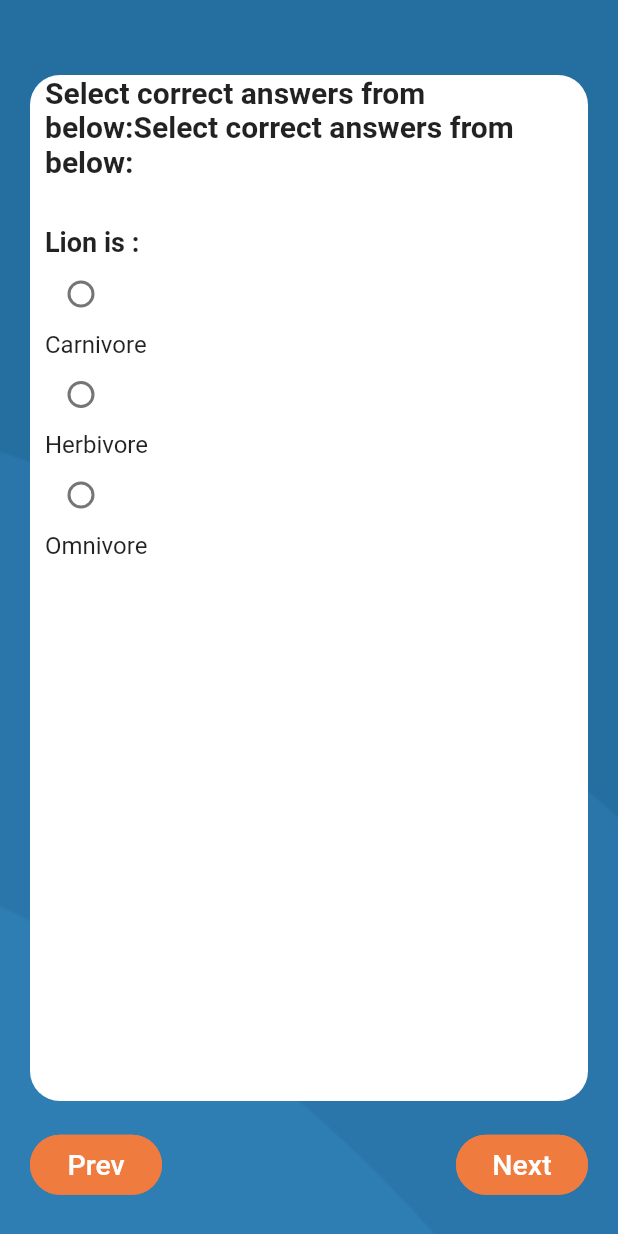
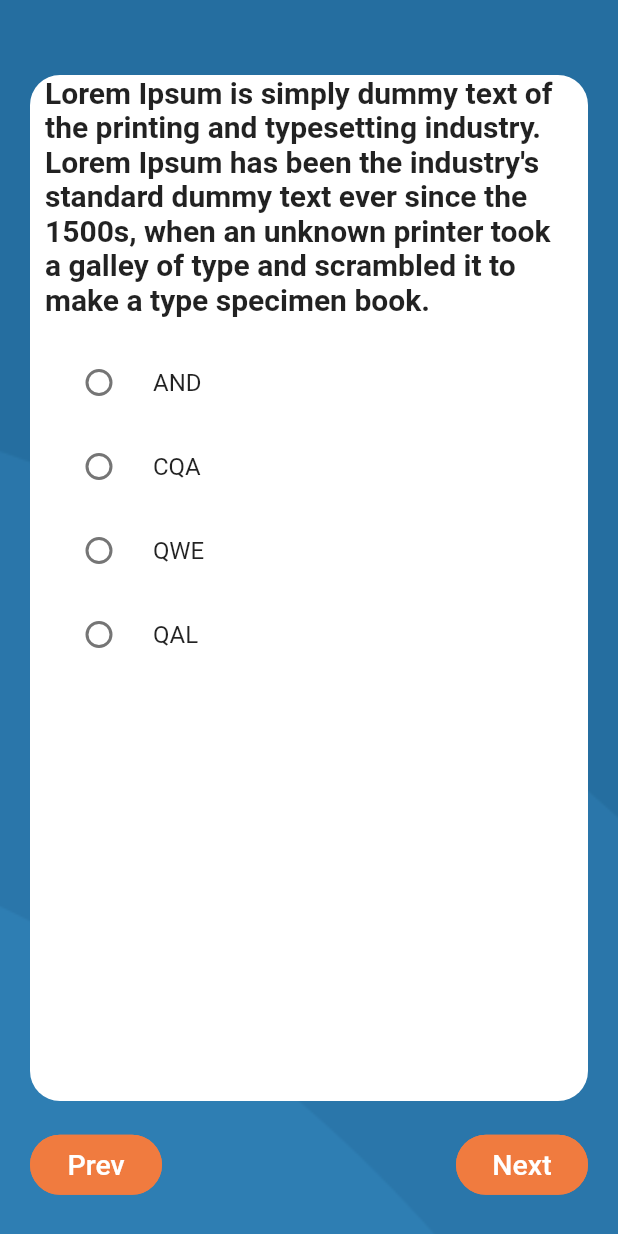
Before and after one commit to syarifhdyt23/surveyqu, a Flutter app: the SurveyDetail screen opened directly, after a tap on "Next", on a phone screen of 412 x 824 dp. Run offline on Flutter 3.47's test engine with Material 2 defaults, Android fonts, the phone set to English and light mode, and no system bars; our stand-ins replace awesome_dialog, flutter_swiper, fluttertoast, liquid_swipe, pin_code_fields, shared_preferences and 1 more; accounts and stored records are empty; network calls fail.

Commit message:
surveydetail

```diff
--- a/lib/survey/surveydetail.dart
+++ b/lib/survey/surveydetail.dart
@@ -1,6 +1,7 @@
 import 'package:flutter/material.dart';
 import 'package:fluttertoast/fluttertoast.dart';
 import 'package:surveyqu/hexacolor.dart';
+import 'package:surveyqu/loading.dart';
 
 class SurveyDetail extends StatefulWidget {
   @override
@@ -9,121 +10,24 @@ class SurveyDetail extends StatefulWidget {
 
 class _SurveyDetailState extends State<SurveyDetail> {
   Size size;
-  int _radioValue1 = -1;
-  int correctScore = 0;
-  int _radioValue2 = -1;
-  int _radioValue3 = -1;
-  int _radioValue4 = -1;
-  int _radioValue5 = -1;
+  String _selection = '';
+  bool start, end;
+  int i;
+  TextEditingController _textanswer = new TextEditingController();
+  List<List<String>> choices = [// 1st qns has 3 choices
+    ["AND", "CQA", "QWE", "QAL"], //3rd qns has 3 choices
+  ];
+  Map<String, bool> values = {
+    'foo': true,
+    'bar': false,
+  };
 
-  void _handleRadioValueChange1(int value) {
-    setState(() {
-      _radioValue1 = value;
-
-      switch (_radioValue1) {
-        case 0:
-          Fluttertoast.showToast(
-              msg: 'Correct !', toastLength: Toast.LENGTH_SHORT);
-          correctScore++;
-          break;
-        case 1:
-          Fluttertoast.showToast(
-              msg: 'Try again !', toastLength: Toast.LENGTH_SHORT);
-          break;
-        case 2:
-          Fluttertoast.showToast(
-              msg: 'Try again !', toastLength: Toast.LENGTH_SHORT);
-          break;
-      }
-    });
-  }
-
-  void _handleRadioValueChange2(int value) {
-    setState(() {
-      _radioValue2 = value;
-
-      switch (_radioValue2) {
-        case 0:
-          Fluttertoast.showToast(
-              msg: 'Try again !', toastLength: Toast.LENGTH_SHORT);
-          break;
-        case 1:
-          Fluttertoast.showToast(
-              msg: 'Correct !', toastLength: Toast.LENGTH_SHORT);
-          correctScore++;
-          break;
-        case 2:
-          Fluttertoast.showToast(
-              msg: 'Try again !', toastLength: Toast.LENGTH_SHORT);
-          break;
-      }
-    });
-  }
-
-  void _handleRadioValueChange3(int value) {
-    setState(() {
-      _radioValue3 = value;
-
-      switch (_radioValue3) {
-        case 0:
-          Fluttertoast.showToast(
-              msg: 'Try again !', toastLength: Toast.LENGTH_SHORT);
-          break;
-        case 1:
-          Fluttertoast.showToast(
-              msg: 'Correct !', toastLength: Toast.LENGTH_SHORT);
-          correctScore++;
-          break;
-        case 2:
-          Fluttertoast.showToast(
-              msg: 'Try again !', toastLength: Toast.LENGTH_SHORT);
-          break;
-      }
-    });
-  }
-
-  void _handleRadioValueChange4(int value) {
-    setState(() {
-      _radioValue4 = value;
-
-      switch (_radioValue4) {
-        case 0:
-          Fluttertoast.showToast(
-              msg: 'Correct !', toastLength: Toast.LENGTH_SHORT);
-          correctScore++;
-          break;
-        case 1:
-          Fluttertoast.showToast(
-              msg: 'Try again !', toastLength: Toast.LENGTH_SHORT);
-          break;
-        case 2:
-          Fluttertoast.showToast(
-              msg: 'Try again !', toastLength: Toast.LENGTH_SHORT);
-          break;
-      }
-    });
-  }
-
-  void _handleRadioValueChange5(int value) {
-    setState(() {
-      _radioValue5 = value;
-
-      switch (_radioValue5) {
-        case 0:
-          Fluttertoast.showToast(
-              msg: 'Try again !', toastLength: Toast.LENGTH_SHORT);
-          break;
-        case 1:
-          Fluttertoast.showToast(
-              msg: 'Try again !', toastLength: Toast.LENGTH_SHORT);
-          break;
-        case 2:
-          Fluttertoast.showToast(
-              msg: 'Correct !', toastLength: Toast.LENGTH_SHORT);
-          correctScore++;
-          break;
-      }
-    });
+  @override
+  void initState() {
+    super.initState();
+    start = true;
+    end = false;
+    i = 0;
   }
 
   @override
@@ -149,68 +53,7 @@ class _SurveyDetailState extends State<SurveyDetail> {
                   margin: EdgeInsets.only(top: 50, left: 20, right: 20, bottom: 90),
                   child: new Container(
                     margin: EdgeInsets.only(left: 10, right: 10),
-                    child: new ListView(
-                        // mainAxisAlignment: MainAxisAlignment.start,
-                        // crossAxisAlignment: CrossAxisAlignment.start,
-                        children: <Widget>[
-                          new Text(
-                            'Select correct answers from below:Select correct answers from below:',
-                            style: new TextStyle(
-                                fontSize: 20.0, fontWeight: FontWeight.bold),
-                          ),
-                          new Padding(
-                            padding: new EdgeInsets.all(8.0),
-                          ),
-                          new Padding(
-                            padding: new EdgeInsets.all(8.0),
-                          ),
-                          new Text(
-                            'Lion is :',
-                            style: new TextStyle(
-                              fontWeight: FontWeight.bold,
-                              fontSize: 18.0,
-                            ),
-                          ),
-                          new Column(
-                            mainAxisAlignment: MainAxisAlignment.start,
-                            crossAxisAlignment: CrossAxisAlignment.start,
-                            children: <Widget>[
-                              new Radio(
-                                value: 0,
-                                groupValue: _radioValue1,
-                                onChanged: _handleRadioValueChange1,
-                              ),
-                              new Text(
-                                'Carnivore',
-                                style: new TextStyle(fontSize: 16.0),
-                              ),
-                              new Radio(
-                                value: 1,
-                                groupValue: _radioValue1,
-                                onChanged: _handleRadioValueChange1,
-                              ),
-                              new Text(
-                                'Herbivore',
-                                style: new TextStyle(
-                                  fontSize: 16.0,
-                                ),
-                              ),
-                              new Radio(
-                                value: 2,
-                                groupValue: _radioValue1,
-                                onChanged: _handleRadioValueChange1,
-                              ),
-                              new Text(
-                                'Omnivore',
-                                style: new TextStyle(fontSize: 16.0),
-                              ),
-                            ],
-                          ),
-                          new Padding(
-                            padding: new EdgeInsets.all(8.0),
-                          ),
-                        ]
-                    ),
+                    child: i == 0 ? answerWidget() : i == 1 ? radioWidget() : i == 2 ? checkBoxWidget() : finish(),
                   ),
                 ),
                 new Positioned(
@@ -222,11 +65,20 @@ class _SurveyDetailState extends State<SurveyDetail> {
                   child: new Row(
                     mainAxisAlignment: MainAxisAlignment.spaceBetween,
                     children: [
-                      new Container(
+                      start == true || end == true ? new Container() : new Container(
                         height: 40,
                         margin: const EdgeInsets.only(left: 20, right: 20.0, top: 5),
                         child: new FlatButton(
                           onPressed: () async {
+                            setState(() {
+                              if(i == 1){
+                                start = true;
+                                i--;
+                              } else {
+                                i--;
+                              }
+                            });
+                            print(i);
                           },
                           splashColor: new HexColor("#F07B3F"),
                           highlightColor: new HexColor("#F07B3F"),
@@ -243,10 +95,25 @@ class _SurveyDetailState extends State<SurveyDetail> {
                         margin: const EdgeInsets.only(left: 20, right: 20.0, top: 5),
                         child: new FlatButton(
                           onPressed: () async {
+                            setState(() {
+                              if(end == false){
+                                if(i < 2){
+                                  start = false;
+                                  i++;
+                                } else {
+                                  end = true;
+                                  i++;
+                                }
+                              } else {
+                                Navigator.of(context, rootNavigator: true).pop();
+                              }
+
+                            });
+                            print(i);
                           },
                           splashColor: new HexColor("#F07B3F"),
                           highlightColor: new HexColor("#F07B3F"),
-                          child: new Text('Next', style: new TextStyle( color: Colors.white, fontSize: 19)),
+                          child: new Text(end == false ? 'Next' : 'Finish', style: new TextStyle( color: Colors.white, fontSize: 19)),
                           shape: new RoundedRectangleBorder(
                               borderRadius: new BorderRadius.circular(20.0),
                               side: new BorderSide(color: new HexColor("#F07B3F"))
@@ -263,28 +130,149 @@ class _SurveyDetailState extends State<SurveyDetail> {
     );
   }
 
-  void resetSelection() {
-    _handleRadioValueChange1(-1);
-    _handleRadioValueChange2(-1);
-    _handleRadioValueChange3(-1);
-    _handleRadioValueChange4(-1);
-    _handleRadioValueChange5(-1);
-    correctScore = 0;
+  Widget finish(){
+    return new Container(
+      alignment: Alignment.center,
+      child: new Column(
+        mainAxisAlignment: MainAxisAlignment.center,
+        children: [
+          new Container(
+            child: new CircleAvatar(
+              radius: 58.0,
+              backgroundColor: Colors.grey[500],
+              child: new CircleAvatar(
+                radius: 56.5,
+                backgroundColor: Colors.white,
+                child: new Icon(Icons.done_all, size: 70, color: Colors.grey[700],),
+              ),
+            ),
+          ),
+
+          new Container(
+            margin: const EdgeInsets.only(top: 10),
+            child: new Text('Survey done', style: new TextStyle(fontSize: 20),),
+          ),
+
+          new Container(
+            alignment: Alignment.center,
+            margin: const EdgeInsets.only(top: 3, left: 15, right: 15),
+            child: new Text('Back to home', style: new TextStyle(fontSize: 15, color: Colors.grey[500]),),
+          ),
+
+          // new Container(
+          //   alignment: Alignment.center,
+          //   margin: const EdgeInsets.only(top: 3, left: 15, right: 15),
+          //   child: new Text('Browse item product which want to you order', style: new TextStyle(fontSize: 15, color: Colors.grey[500]),),
+          // ),
+        ],
+      ),
+    );
   }
 
-  void validateAnswers() {
-    if (_radioValue1 == -1 &&
-        _radioValue2 == -1 &&
-        _radioValue3 == -1 &&
-        _radioValue4 == -1 &&
-        _radioValue5 == -1) {
-      Fluttertoast.showToast(
-          msg: 'Please select atleast one answer',
-          toastLength: Toast.LENGTH_SHORT);
-    } else {
-      Fluttertoast.showToast(
-          msg: 'Your total score is: $correctScore out of 5',
-          toastLength: Toast.LENGTH_LONG);
-    }
+  Widget answerWidget(){
+    return new ListView(
+        children: <Widget>[
+          new Text(
+            "Lorem Ipsum is simply dummy text of the printing and typesetting industry. Lorem Ipsum has been the industry's standard dummy text ever since the 1500s, when an unknown printer took a galley of type and scrambled it to make a type specimen book. ",
+            style: new TextStyle(
+                fontSize: 20.0, fontWeight: FontWeight.bold),
+          ),
+          new Padding(
+            padding: new EdgeInsets.all(8.0),
+          ),
+          new Text(
+            'Jawab :',
+            style: new TextStyle(
+                fontSize: 20.0, fontWeight: FontWeight.bold),
+          ),
+          new Container(
+            child: Stack(
+              fit: StackFit.loose,
+              children: <Widget>[
+                Column(
+                  crossAxisAlignment: CrossAxisAlignment.start,
+                  // mainAxisAlignment: MainAxisAlignment.start,
+                  // mainAxisSize: MainAxisSize.max,
+                  children: <Widget>[
+                     new Container(
+                        child:  TextField(
+                            maxLines: 15,
+                            controller: _textanswer,
+                            decoration: InputDecoration(
+                              // suffixIcon:
+                              border: InputBorder.none,
+                              hintText: "enter your message",
+                            ),
+                        ),
+                    ),
+                  ],
+                ),
+              ],
+            ),
+          )
+        ]
+    );
+  }
+
+  Widget checkBoxWidget(){
+    return new ListView(
+      children: <Widget>[
+        new Text(
+        "Lorem Ipsum is simply dummy text of the printing and typesetting industry. Lorem Ipsum has been the industry's standard dummy text ever since the 1500s, when an unknown printer took a galley of type and scrambled it to make a type specimen book. ",
+          style: new TextStyle(
+              fontSize: 20.0, fontWeight: FontWeight.bold),
+        ),
+        new Padding(
+         padding: new EdgeInsets.all(8.0),
+        ),
+        new Column(
+          children: values.keys.map((String key) {
+            return new CheckboxListTile(
+              title: Text(key),
+              value: values[key],
+              onChanged: (bool value) {
+                setState(() {
+                  values[key] = value;
+                });
+              },
+            );
+          }).toList(),
+        )
+      ]
+    );
+  }
+
+  Widget radioWidget(){
+    return new ListView(
+        children: <Widget>[
+          new Text(
+            "Lorem Ipsum is simply dummy text of the printing and typesetting industry. Lorem Ipsum has been the industry's standard dummy text ever since the 1500s, when an unknown printer took a galley of type and scrambled it to make a type specimen book. ",
+            style: new TextStyle(
+                fontSize: 20.0, fontWeight: FontWeight.bold),
+          ),
+          new Padding(
+            padding: new EdgeInsets.all(8.0),
+          ),
+          new Column(
+            children: choices[0].map((item) { //change index of choices array as you need
+              return RadioListTile(
+                groupValue: _selection,
+                title: Text(item),
+                value: item,
+                activeColor: Colors.blue,
+                onChanged: (val) {
+                  print(val);
+                  setState(() {
+                    _selection = val;
+                  });
+                },
+              );
+            }).toList(),
+          ),
+          new Padding(
+            padding: new EdgeInsets.all(8.0),
+          ),
+        ]
+    );
   }
 }
```
Also changed, not shown: 1 other file.
